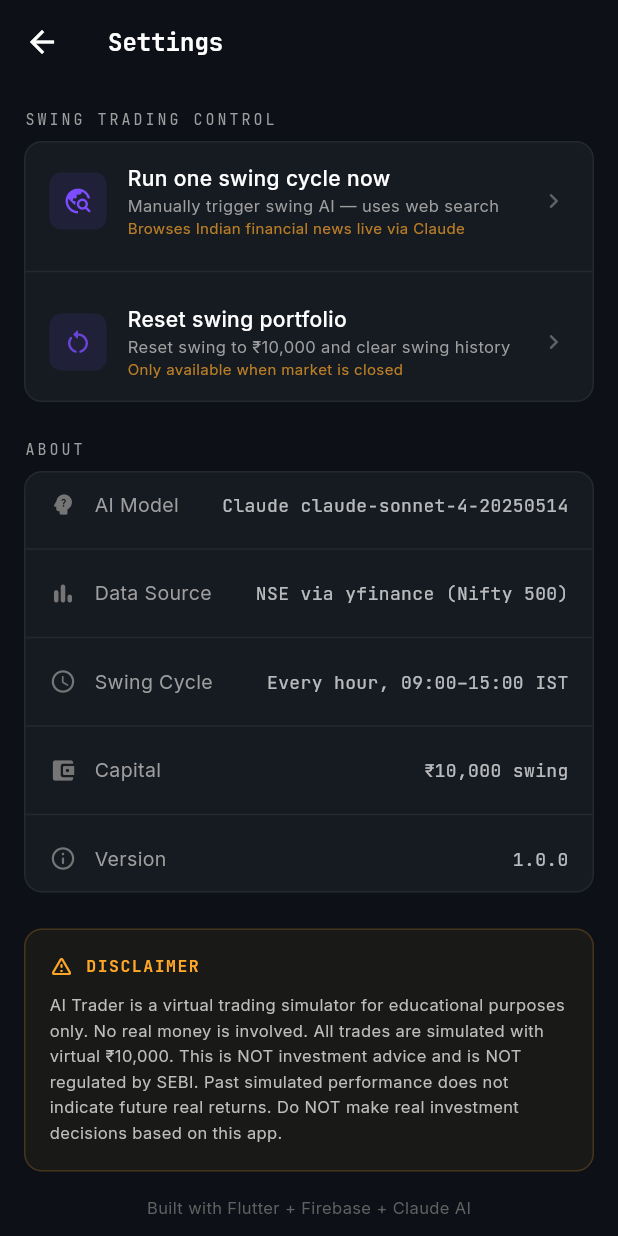
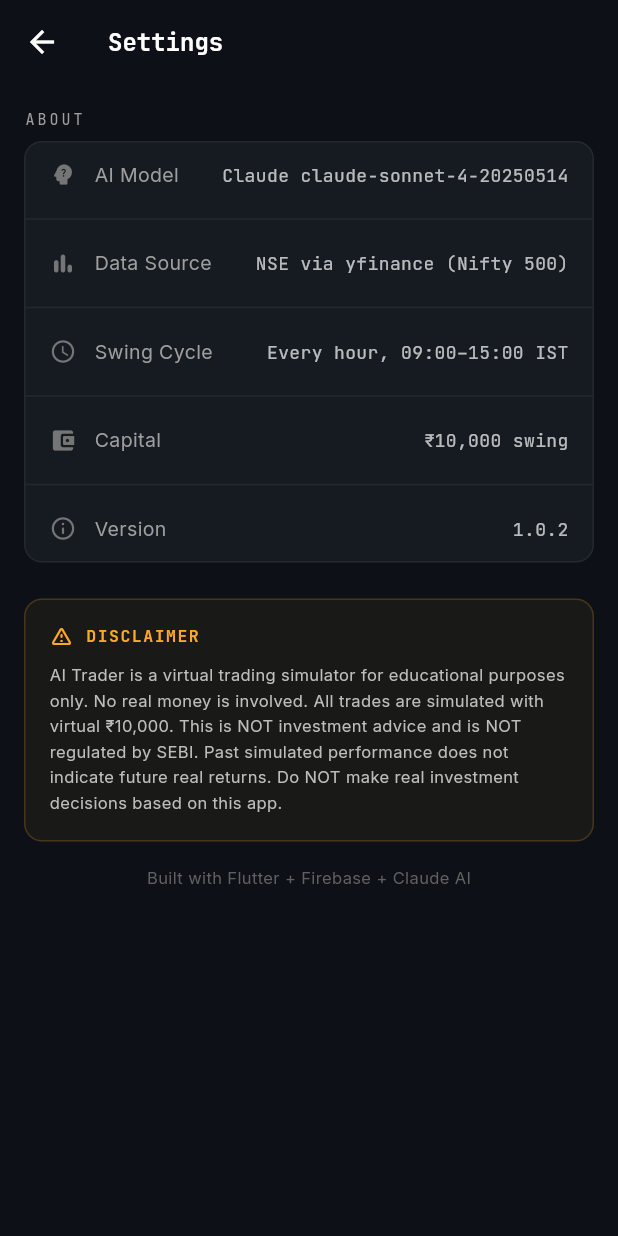
Before and after one commit to shiv-thacker/trading_app, a Flutter app: the SettingsScreen screen opened directly, on a phone screen of 412 x 824 dp. Run offline on Flutter 3.47's test engine with Material 3 defaults, Android fonts, the phone set to English and light mode, and no system bars; our stand-ins replace cloud_firestore, cloud_functions, firebase_core, fl_chart, flutter_riverpod, google_fonts and 2 more; accounts and stored records are empty.

Commit message:
new changes

```diff
--- a/flutter_app/lib/screens/settings_screen.dart
+++ b/flutter_app/lib/screens/settings_screen.dart
@@ -263,36 +263,36 @@ class _SettingsScreenState extends ConsumerState<SettingsScreen> {
           //   ],
           // ),
 
-          // ── Swing Trading Control ──────────────────────────
-          _SectionHeader(label: 'SWING TRADING CONTROL'),
-          const SizedBox(height: 8),
-
-          _SettingsCard(
-            children: [
-              _ActionTile(
-                icon: Icons.travel_explore_rounded,
-                iconColor: const Color(0xFF7C4DFF),
-                title: 'Run one swing cycle now',
-                subtitle: 'Manually trigger swing AI — uses web search',
-                subtitle2: 'Browses Indian financial news live via Claude',
-                loading: _isSwingTriggering,
-                onTap: _runSwingCycle,
-              ),
-              Divider(color: Colors.white.withOpacity(0.06)),
-              _ActionTile(
-                icon: Icons.restart_alt_rounded,
-                iconColor: const Color(0xFF7C4DFF).withOpacity(0.8),
-                title: 'Reset swing portfolio',
-                subtitle: 'Reset swing to ₹10,000 and clear swing history',
-                subtitle2: 'Only available when market is closed',
-                loading: _isSwingResetting,
-                onTap: _resetSwingPortfolio,
-                destructive: false,
-              ),
-            ],
-          ),
-
-          const SizedBox(height: 24),
+          // ── Swing Trading Control (hidden for production) ───
+          // _SectionHeader(label: 'SWING TRADING CONTROL'),
+          // const SizedBox(height: 8),
+          //
+          // _SettingsCard(
+          //   children: [
+          //     _ActionTile(
+          //       icon: Icons.travel_explore_rounded,
+          //       iconColor: const Color(0xFF7C4DFF),
+          //       title: 'Run one swing cycle now',
+          //       subtitle: 'Manually trigger swing AI — uses web search',
+          //       subtitle2: 'Browses Indian financial news live via Claude',
+          //       loading: _isSwingTriggering,
+          //       onTap: _runSwingCycle,
+          //     ),
+          //     Divider(color: Colors.white.withOpacity(0.06)),
+          //     _ActionTile(
+          //       icon: Icons.restart_alt_rounded,
+          //       iconColor: const Color(0xFF7C4DFF).withOpacity(0.8),
+          //       title: 'Reset swing portfolio',
+          //       subtitle: 'Reset swing to ₹10,000 and clear swing history',
+          //       subtitle2: 'Only available when market is closed',
+          //       loading: _isSwingResetting,
+          //       onTap: _resetSwingPortfolio,
+          //       destructive: false,
+          //     ),
+          //   ],
+          // ),
+          //
+          // const SizedBox(height: 24),
 
           // ── About ──────────────────────────────────────────
           _SectionHeader(label: 'ABOUT'),
@@ -333,7 +333,7 @@ class _SettingsScreenState extends ConsumerState<SettingsScreen> {
               _InfoTile(
                 icon: Icons.info_outline_rounded,
                 label: 'Version',
-                value: '1.0.0',
+                value: '1.0.2',
               ),
             ],
           ),
--- a/flutter_app/pubspec.yaml
+++ b/flutter_app/pubspec.yaml
@@ -3,7 +3,7 @@ description: |
   AI Trader — ARJUN autonomous NSE stock trading app.
   Firebase-powered backend trades Indian stocks 24/7.
   Flutter app provides real-time portfolio monitoring.
-version: 1.0.1+2
+version: 1.0.2+3
 
 environment:
   sdk: ">=3.2.0 <4.0.0"
```
